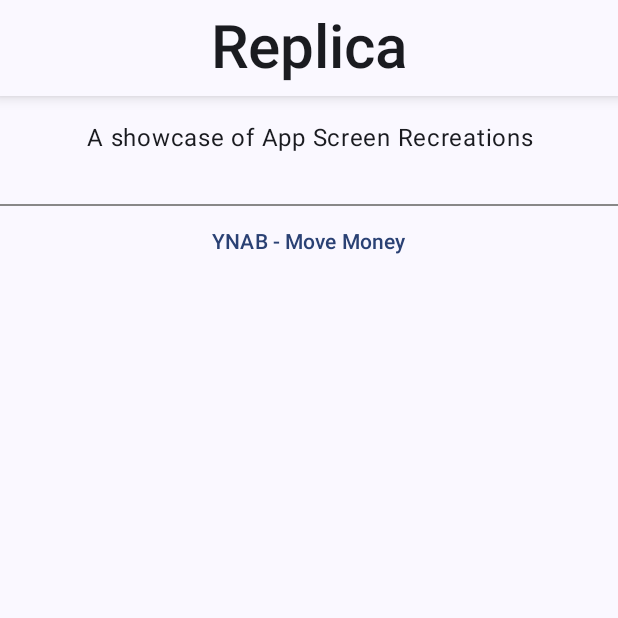
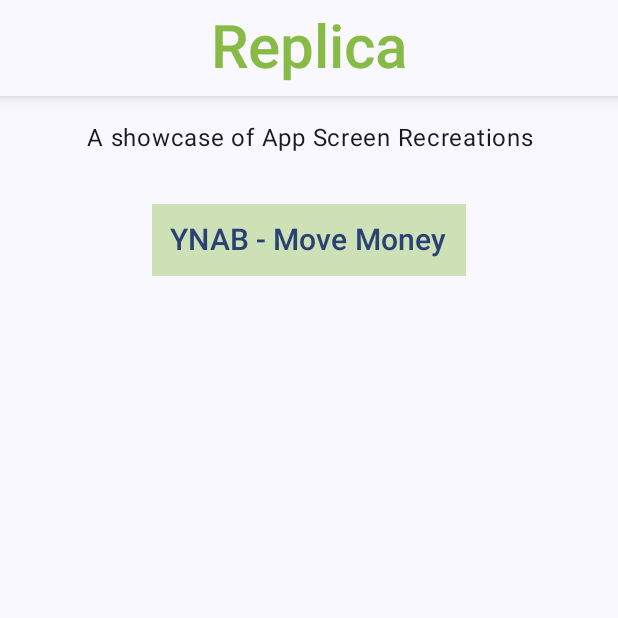
Before and after one commit to FeKent/Replica, an Android app built with Jetpack Compose: the screen it shows after launch (MainActivity), on a phone screen of 412 x 824 dp, the top half of it. Run offline under Robolectric (Android 15) with nearby library versions, the phone set to English and light mode, and no system bars.

Commit message:
Update Home Screen design & rename parameter

```diff
--- a/app/src/main/java/com/example/replica/MainActivity.kt
+++ b/app/src/main/java/com/example/replica/MainActivity.kt
@@ -44,6 +44,6 @@
 
     NavHost(navController = navController, startDestination = Screen.Home.route ){
         composable(Screen.Home.route){ HomeScreen { navController.navigate(Screen.Ynab.route) } }
-        composable(Screen.Ynab.route){ YnabScreen{navController.navigate(Screen.Home.route)}}
+        composable(Screen.Ynab.route){ YnabScreen{ navController.navigate(Screen.Home.route)}}
     }
 }
--- a/app/src/main/java/com/example/replica/composables/HomeScreen.kt
+++ b/app/src/main/java/com/example/replica/composables/HomeScreen.kt
@@ -2,7 +2,7 @@
 
 package com.example.replica.composables
 
-import androidx.compose.foundation.layout.Arrangement
+import androidx.compose.foundation.background
 import androidx.compose.foundation.layout.Box
 import androidx.compose.foundation.layout.Column
 import androidx.compose.foundation.layout.Row
@@ -12,7 +12,6 @@
 import androidx.compose.foundation.layout.padding
 import androidx.compose.foundation.layout.size
 import androidx.compose.material3.CenterAlignedTopAppBar
-import androidx.compose.material3.Divider
 import androidx.compose.material3.ExperimentalMaterial3Api
 import androidx.compose.material3.Surface
 import androidx.compose.material3.Text
@@ -29,18 +28,18 @@
 import com.example.replica.R
 
 @Composable
-fun HomeScreen(changeScreen: () -> Unit) {
+fun HomeScreen(ynabScreen: () -> Unit) {
 
     Column(modifier = Modifier.fillMaxSize()) {
-        ElevatedBar(title = {Text(text = stringResource(id = R.string.app_name), fontSize = 40.sp, fontWeight = FontWeight.SemiBold)})
+        ElevatedBar(title = {Text(text = stringResource(id = R.string.app_name), fontSize = 40.sp, fontWeight = FontWeight.SemiBold, color = Color(135, 187, 70, 255))})
         Spacer(modifier = Modifier.size(16.dp))
         Text(text = "A showcase of App Screen Recreations", textAlign = TextAlign.Center,modifier = Modifier.fillMaxWidth())
         Spacer(modifier = Modifier.size(32.dp))
-        Divider(color = Color.Gray)
         Box(modifier = Modifier.padding(horizontal = 60.dp).fillMaxWidth()) {
             Row(modifier = Modifier.align(alignment = Alignment.Center)) {
-                TextButton(onClick = { changeScreen() }) {
-                    Text("YNAB - Move Money")
+                TextButton(onClick = { ynabScreen() }, modifier = Modifier.background(
+                    Color(135, 187, 70, 100))) {
+                    Text("YNAB - Move Money", fontSize = 20.sp)
                 }
             }
         }
@@ -50,6 +49,7 @@
 }
 
 
+@OptIn(ExperimentalMaterial3Api::class)
 @Composable
 fun ElevatedBar(title: @Composable ()-> Unit) {
     Surface(shadowElevation = 6.dp, modifier = Modifier.fillMaxWidth()) {
```
